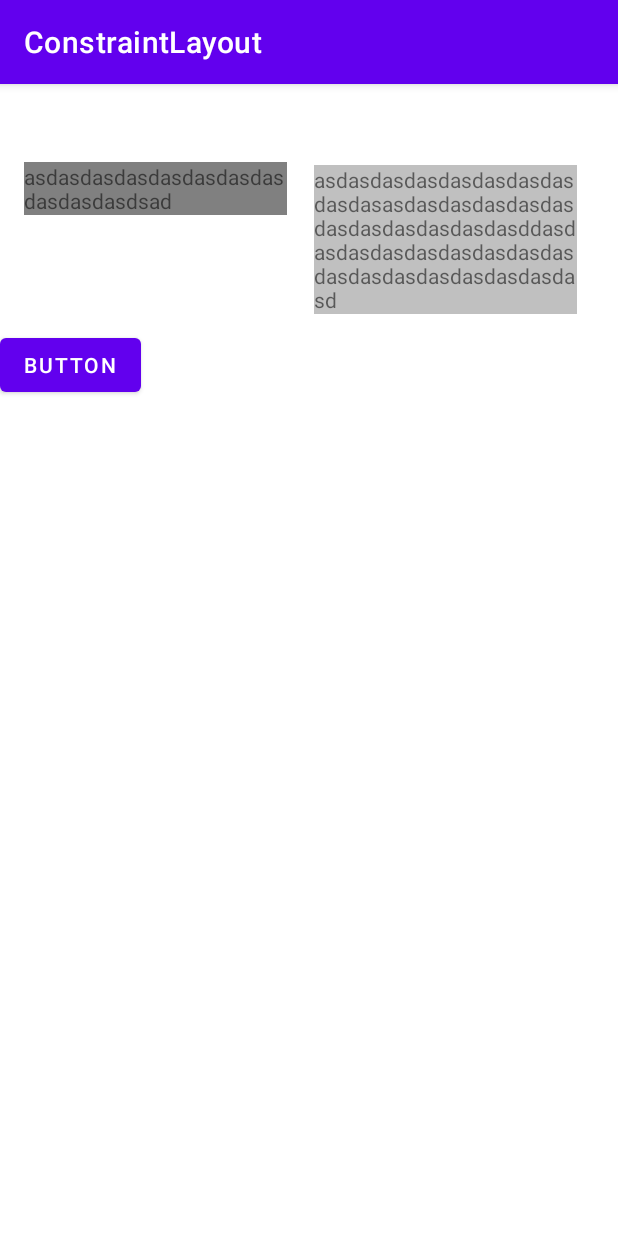
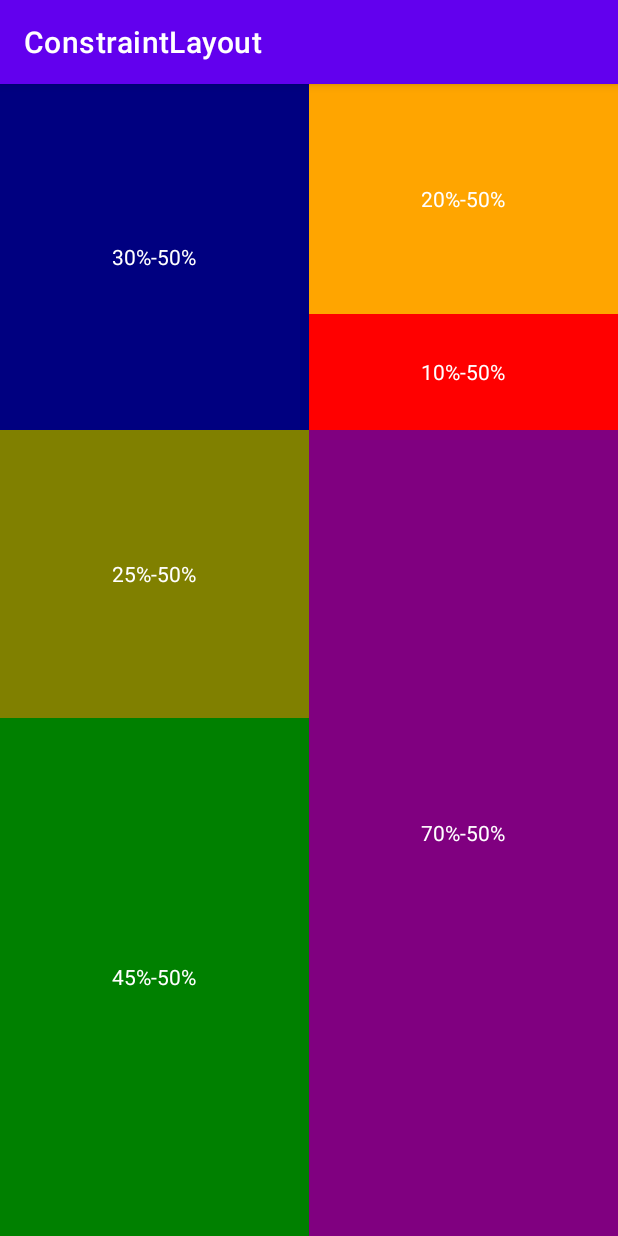
Before and after one commit to jaumesala5/ConstraintLayout, an Android app: the screen it shows after launch (MainActivity), on a phone screen of 412 x 824 dp. Run offline under Robolectric (Android 15) with nearby library versions, the phone set to English and light mode, and no system bars.

Commit message:
Exercici2

```diff
--- a/app/src/main/res/layout/activity_main.xml
+++ b/app/src/main/res/layout/activity_main.xml
@@ -3,52 +3,83 @@
     xmlns:app="http://schemas.android.com/apk/res-auto"
     xmlns:tools="http://schemas.android.com/tools"
     android:layout_width="match_parent"
-    android:layout_height="match_parent"
-    tools:context=".MainActivity">
-
+    android:layout_height="match_parent">
 
     <TextView
         android:id="@+id/tv1"
-        android:layout_width="175dp"
-        android:layout_height="wrap_content"
-        android:layout_marginTop="44dp"
-        android:background="@color/colorSilver"
-        android:text="asdasdasdasdasdasdasdasdasdasasdasdasdasdasdasdasdasdasdasdasdasddasdasdasdasdasdasdasdasdasdasdasdasdasdasdasdasdasd"
-        app:layout_constraintBottom_toTopOf="@+id/button"
-        app:layout_constraintEnd_toEndOf="parent"
-        app:layout_constraintHorizontal_bias="0.885"
+        android:layout_width="0dp"
+        android:layout_height="0dp"
         app:layout_constraintStart_toStartOf="parent"
-        app:layout_constraintTop_toTopOf="parent" />
+        app:layout_constraintTop_toTopOf="parent"
+        app:layout_constraintHeight_percent="0.3"
+        app:layout_constraintWidth_percent="0.5"
+        android:text="30%-50%"
+        android:gravity="center"
+        android:textColor="@color/white"
+        android:background="@color/colorNavy"/>
 
     <TextView
         android:id="@+id/tv2"
-        android:layout_width="175dp"
-        android:layout_height="wrap_content"
-        android:layout_marginStart="16dp"
-        android:layout_marginTop="44dp"
-        android:background="@color/colorGray"
-        android:text="asdasdasdasdasdasdasdasdasdasdasdsad"
-        app:layout_constraintBottom_toTopOf="@+id/button"
+        android:layout_width="0dp"
+        android:layout_height="0dp"
         app:layout_constraintStart_toStartOf="parent"
+        app:layout_constraintTop_toBottomOf="@+id/tv1"
+        app:layout_constraintHeight_percent="0.25"
+        app:layout_constraintWidth_percent="0.5"
+        android:text="25%-50%"
+        android:gravity="center"
+        android:textColor="@color/white"
+        android:background="@color/colorOlive"/>
+
+    <TextView
+        android:id="@+id/tv3"
+        android:layout_width="0dp"
+        android:layout_height="0dp"
+        app:layout_constraintStart_toStartOf="parent"
+        app:layout_constraintTop_toBottomOf="@+id/tv2"
+        app:layout_constraintWidth_percent="0.5"
+        app:layout_constraintHeight_percent="0.45"
+        android:text="45%-50%"
+        android:gravity="center"
+        android:textColor="@color/white"
+        android:background="@color/colorGreen"/>
+
+    <TextView
+        android:id="@+id/tv4"
+        android:layout_width="0dp"
+        android:layout_height="0dp"
+        app:layout_constraintEnd_toEndOf="parent"
         app:layout_constraintTop_toTopOf="parent"
-        app:layout_constraintVertical_bias="0.097" />
+        app:layout_constraintWidth_percent="0.5"
+        app:layout_constraintHeight_percent="0.2"
+        android:text="20%-50%"
+        android:gravity="center"
+        android:textColor="@color/white"
+        android:background="@color/colorOrange"/>
 
-    <androidx.constraintlayout.widget.Barrier
-        android:id="@+id/barrier"
-        android:layout_width="wrap_content"
-        android:layout_height="wrap_content"
-        app:barrierDirection="bottom"
-        app:constraint_referenced_ids="tv1,tv2"
-        tools:layout_editor_absoluteY="731dp" />
+    <TextView
+        android:id="@+id/tv5"
+        android:layout_width="0dp"
+        android:layout_height="0dp"
+        app:layout_constraintEnd_toEndOf="parent"
+        app:layout_constraintTop_toBottomOf="@+id/tv4"
+        app:layout_constraintWidth_percent="0.5"
+        app:layout_constraintHeight_percent="0.1"
+        android:text="10%-50%"
+        android:gravity="center"
+        android:textColor="@color/white"
+        android:background="@color/colorRed"/>
 
-    <Button
-        android:id="@+id/button"
-        android:layout_width="wrap_content"
-        android:layout_height="wrap_content"
-        android:layout_marginTop="10dp"
-        android:text="Button"
-        app:layout_constraintTop_toBottomOf="@+id/barrier"
-        tools:layout_editor_absoluteX="150dp" />
-
-
+    <TextView
+        android:id="@+id/tv6"
+        android:layout_width="0dp"
+        android:layout_height="0dp"
+        app:layout_constraintEnd_toEndOf="parent"
+        app:layout_constraintTop_toBottomOf="@+id/tv5"
+        app:layout_constraintWidth_percent="0.5"
+        app:layout_constraintHeight_percent="0.7"
+        android:text="70%-50%"
+        android:gravity="center"
+        android:textColor="@color/white"
+        android:background="@color/colorPurple"/>
 </androidx.constraintlayout.widget.ConstraintLayout>
```
